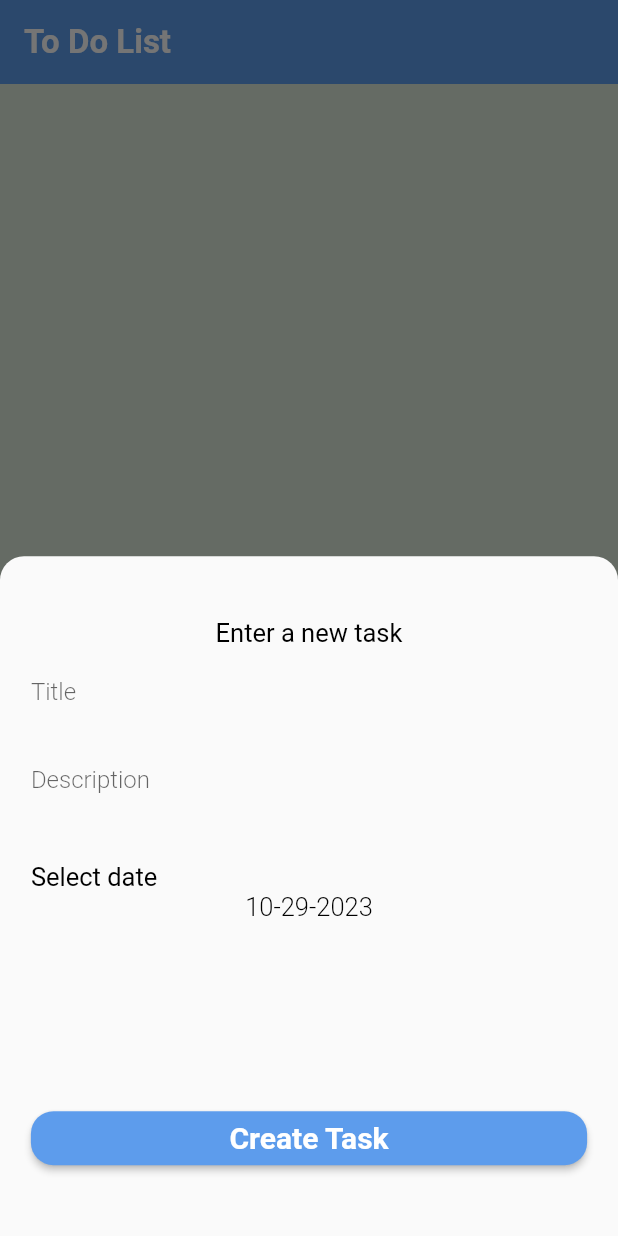
After one commit to rookieprogrammer2/todo_app, a Flutter app: the screen it shows after launch, after a tap on the "add" icon, on a phone screen of 412 x 824 dp. The commit adds this screen. Run offline on Flutter 3.47's test engine with Material 2 defaults, Android fonts, the phone set to English and light mode, and no system bars.

Commit message:
Done working on the modal bottom sheet design.

```diff
--- a/lib/main.dart
+++ b/lib/main.dart
@@ -1,5 +1,8 @@
 import 'package:flutter/material.dart';
-import 'package:todo_app/ui/register/register_screen.dart';
+import 'package:todo_app/ui/screens/home_sc/home_screen.dart';
+import 'package:todo_app/ui/screens/register_screen.dart';
+import 'package:todo_app/ui/screens/splash_screen.dart';
+import 'package:todo_app/utilities/app_theme.dart';
 
 void main() {
   runApp(const MyApp());
@@ -11,11 +14,15 @@ class MyApp extends StatelessWidget {
   @override
   Widget build(BuildContext context) {
     return MaterialApp(
+      themeMode: ThemeMode.light,
+      theme: AppTheme.lightTheme,
       debugShowCheckedModeBanner: false,
       routes: {
         RegisterScreen.routeName: (_) => const RegisterScreen(),
+        HomeScreen.routeName: (_) => const HomeScreen(),
+        SplashScreen.routeName: (_) => const SplashScreen(),
       },
-      initialRoute: RegisterScreen.routeName,
+      initialRoute: HomeScreen.routeName,
     );
   }
 
--- /dev/null
+++ b/lib/ui/screens/home_sc/home_screen.dart
@@ -0,0 +1,75 @@
+import 'package:flutter/material.dart';
+import 'package:todo_app/ui/screens/home_sc/modal_bottom_sheet.dart';
+import 'package:todo_app/utilities/app_colors.dart';
+import 'package:todo_app/widgets/text_form_field.dart';
+
+class HomeScreen extends StatefulWidget {
+  static const routeName = "home_screen";
+  const HomeScreen({super.key});
+
+  @override
+  State<HomeScreen> createState() => _HomeScreenState();
+}
+
+class _HomeScreenState extends State<HomeScreen> {
+  int currentIndex = 0;
+  @override
+  Widget build(BuildContext context) {
+    return Scaffold(
+      appBar: buildAppBar(),
+      bottomNavigationBar: buildBottomAppBar(),
+      floatingActionButton: buildFloatingActionButton(),
+      floatingActionButtonLocation: FloatingActionButtonLocation.centerDocked,
+    );
+  }
+
+  FloatingActionButton buildFloatingActionButton() {
+    return FloatingActionButton(
+      onPressed: () {
+        showModalBottomSheet(
+          shape: const RoundedRectangleBorder(
+            borderRadius: BorderRadius.only(
+              topLeft: Radius.circular(16),
+              topRight: Radius.circular(16),
+            ),
+          ),
+          isScrollControlled: true,
+          context: context,
+          builder: (context) {
+          return Padding(
+            padding: MediaQuery.of(context).viewInsets,
+            child: const MyBottomSheet(),
+          );
+        },);
+      },
+      shape: const StadiumBorder(side: BorderSide(width: 3, color: AppColors.white)),
+      child: const Icon(Icons.add),
+    );
+  }
+
+  AppBar buildAppBar() {
+    return AppBar(
+      title: const Text("To Do List"),
+    );
+  }
+
+  BottomAppBar buildBottomAppBar() {
+    return BottomAppBar(
+      clipBehavior: Clip.hardEdge,
+      shape: const CircularNotchedRectangle(),
+      notchMargin: 8,
+      child: BottomNavigationBar(
+        currentIndex: currentIndex,
+        onTap: (value) {
+          currentIndex = value;
+          setState(() {
+
+          });
+        },
+          items: const [
+        BottomNavigationBarItem(icon: Icon(Icons.menu), label: ""),
+        BottomNavigationBarItem(icon: Icon(Icons.settings), label: "")
+      ]),
+    );
+  }
+}
--- /dev/null
+++ b/lib/ui/screens/home_sc/modal_bottom_sheet.dart
@@ -0,0 +1,66 @@
+import 'package:flutter/material.dart';
+import 'package:todo_app/utilities/app_colors.dart';
+import 'package:todo_app/utilities/app_theme.dart';
+import 'package:todo_app/widgets/text_form_field.dart';
+
+class MyBottomSheet extends StatelessWidget {
+  const MyBottomSheet({super.key});
+
+  @override
+  Widget build(BuildContext context) {
+    return Container(
+      height: MediaQuery.of(context).size.height * 0.55,
+      padding: EdgeInsets.symmetric(
+          vertical: MediaQuery.of(context).size.height * 0.05,
+          horizontal: MediaQuery.of(context).size.width * 0.05),
+      child: Column(
+        crossAxisAlignment: CrossAxisAlignment.stretch,
+        children: [
+          Text(
+            "Enter a new task",
+            textAlign: TextAlign.center,
+            style: AppTheme.bottomSheetTitleTextStyle.copyWith(
+              fontSize: 17,
+              fontWeight: FontWeight.w400,
+            ),
+          ),
+          const MyTextFormField(label: "Title"),
+          const MyTextFormField(label: "Description"),
+          SizedBox(height: MediaQuery.of(context).size.height * 0.03),
+          Text(
+            "Select date",
+            textAlign: TextAlign.start,
+            style: AppTheme.bottomSheetTitleTextStyle.copyWith(
+              fontSize: 17,
+              fontWeight: FontWeight.w400,
+            ),
+          ),
+          Text(
+            "10-29-2023",
+            textAlign: TextAlign.center,
+            style: AppTheme.bottomSheetTitleTextStyle.copyWith(
+              fontSize: 17,
+              fontWeight: FontWeight.w300,
+            ),
+          ),
+          const Spacer(),
+          ElevatedButton(
+            style: ElevatedButton.styleFrom(
+              backgroundColor: AppColors.primary,
+              shape: RoundedRectangleBorder(
+                borderRadius: BorderRadius.circular(15),
+              ),
+            ),
+            onPressed: () {},
+            child: Text(
+              "Create Task",
+              textAlign: TextAlign.center,
+              style: AppTheme.bottomSheetTitleTextStyle
+                  .copyWith(color: AppColors.white),
+            ),
+          ),
+        ],
+      ),
+    );
+  }
+}
--- /dev/null
+++ b/lib/ui/screens/splash_screen.dart
@@ -0,0 +1,28 @@
+import 'package:flutter/material.dart';
+import 'package:todo_app/ui/screens/home_sc/home_screen.dart';
+import 'package:todo_app/utilities/app_assets.dart';
+
+class SplashScreen extends StatefulWidget {
+  static const routeName = "splash_screen";
+  const SplashScreen({super.key});
+
+  @override
+  State<SplashScreen> createState() => _SplashScreenState();
+}
+
+class _SplashScreenState extends State<SplashScreen> {
+  @override
+  void initState() {
+    super.initState();
+    Future.delayed(const Duration(seconds: 5),
+            () {
+      Navigator.pushNamed(context, HomeScreen.routeName);
+    });
+  }
+  @override
+  Widget build(BuildContext context) {
+    return Scaffold(
+      body: Image.asset(AppAssets.splash),
+    );
+  }
+}
--- a/lib/widgets/text_form_field.dart
+++ b/lib/widgets/text_form_field.dart
@@ -19,8 +19,9 @@ class MyTextFormField extends StatelessWidget {
       decoration: InputDecoration(
         labelText: label,
         labelStyle: const TextStyle(
-          fontWeight: FontWeight.w600,
+          fontWeight: FontWeight.w300,
         ),
+        border: InputBorder.none
       ),
     );
   }
```
Also changed, not shown: lib/ui/screens/register_screen.dart (renamed from lib/ui/register/register_screen.dart).
